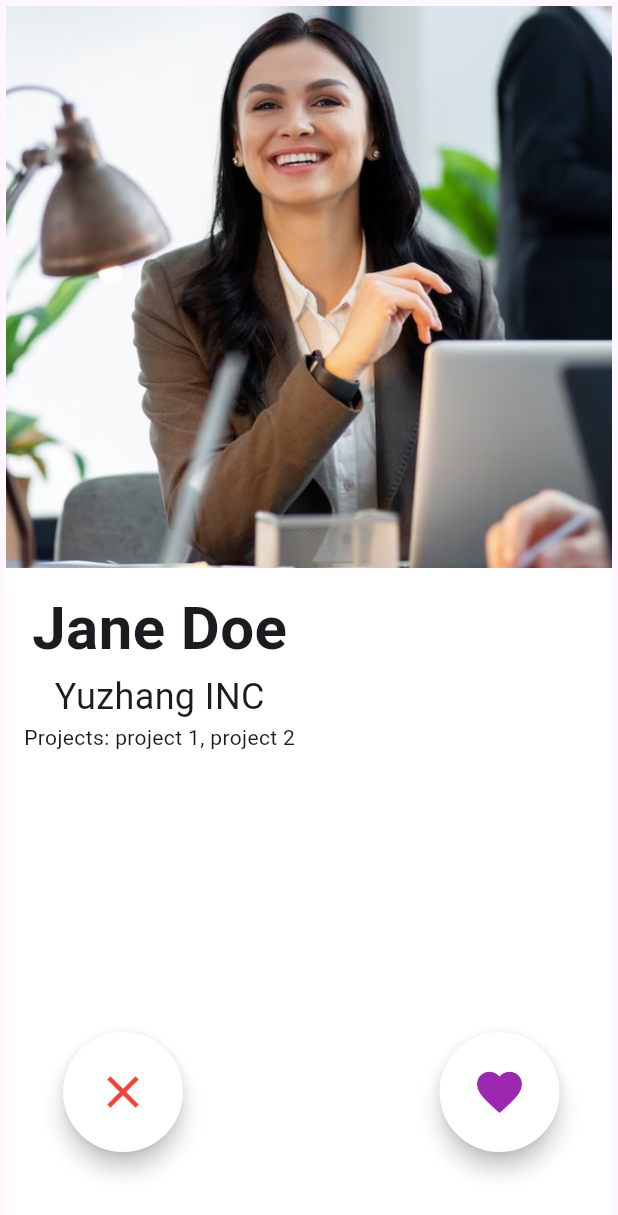
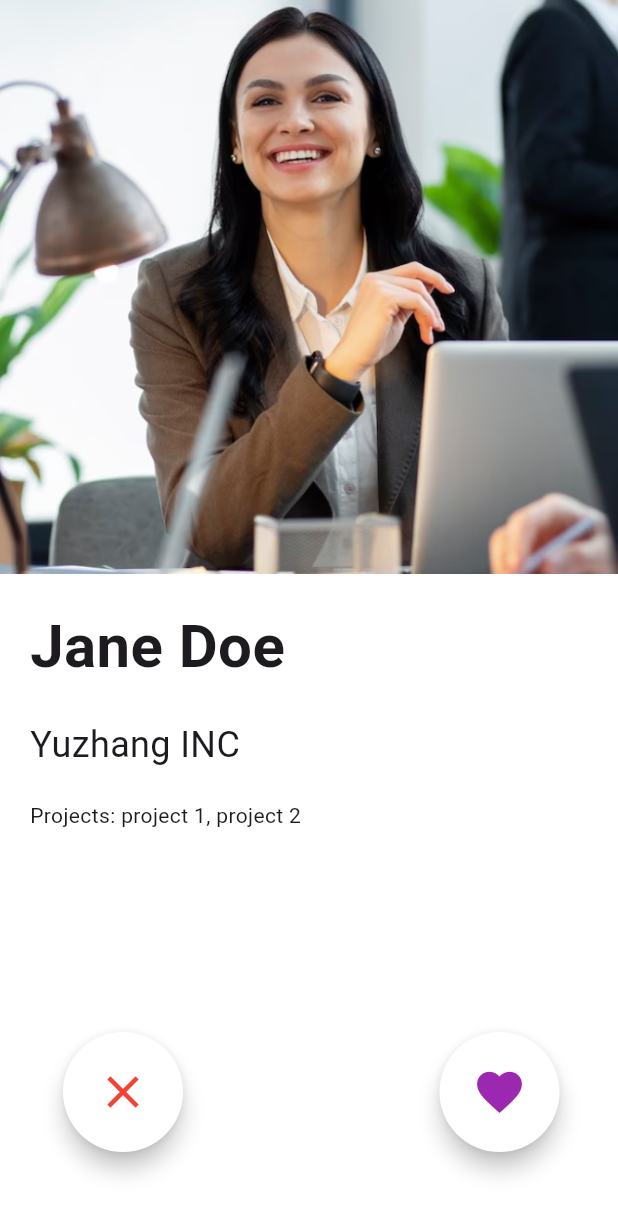
Before and after one commit to adipanda2002/devbuddy, a Flutter app: the screen it shows after launch, on a phone screen of 412 x 824 dp. Shown: the top 1215 px of the screen. Run offline on Flutter 3.47's test engine with Material 3 defaults, Android fonts, the phone set to English and light mode, and no system bars; missing offline and left inert: mongo_dart; generated files the repository leaves out were written again.

Commit message:
Fix tinder card

```diff
--- a/lib/main.dart
+++ b/lib/main.dart
@@ -1,4 +1,3 @@
-import 'package:devbuddy/mongodb.dart';
 import 'package:flutter/material.dart';
 
 import 'src/app.dart';
@@ -7,7 +6,7 @@ import 'src/settings/settings_service.dart';
 
 void main() async {
   WidgetsFlutterBinding.ensureInitialized();
-  await MongoDatabase.connect();
+  //await MongoDatabase.connect();
 
   // Set up the SettingsController, which will glue user settings to multiple
   // Flutter Widgets.
--- a/lib/src/tinder_card/tinder_card.dart
+++ b/lib/src/tinder_card/tinder_card.dart
@@ -1,19 +1,30 @@
-import 'package:flutter/cupertino.dart';
 import 'package:flutter/material.dart';
+import 'package:mongo_dart/mongo_dart.dart';
 
 class TinderCard extends StatelessWidget{
+  const TinderCard({super.key});
+
 
   @override
   Widget build(BuildContext context) {
     return Card.filled(
+      margin: EdgeInsets.zero,
       color: Color(0xffffffff),
+      child: Container(
+        width: double.infinity,
         child: Column(
           crossAxisAlignment: CrossAxisAlignment.start,
           children: [
-          Image.asset("assets/images/HiringManagerTest.png"),
+            SizedBox(
+              width: double.infinity,
+              child: Image.asset("assets/images/HiringManagerTest.png", fit: BoxFit.cover,),
+            ),
+
             Padding(
-            padding: EdgeInsets.all(12.0),
+              padding: EdgeInsets.all(20.0),
               child: Column(
+                spacing: 20.0,
+                  crossAxisAlignment: CrossAxisAlignment.start,
                   children: [
                     Text("Jane Doe", textAlign:TextAlign.left, style: const TextStyle(
                         fontWeight: FontWeight.bold,
@@ -21,11 +32,11 @@ class TinderCard extends StatelessWidget{
                     )),
                     Text("Yuzhang INC", style: TextStyle(fontSize: 24.0),),
                     Text("Projects: project 1, project 2")
-              ],
+                  ]
+              ),
             )
+        ])
       )
-        ],
-      ),
     );
   }
 }
--- a/lib/src/tinder_card/tinder_page.dart
+++ b/lib/src/tinder_card/tinder_page.dart
@@ -1,17 +1,19 @@
-import 'dart:developer';
 
-import 'package:flutter/cupertino.dart';
+import 'package:devbuddy/src/tinder_card/tinder_card.dart';
 import 'package:flutter/material.dart';
 
-import 'tinder_card.dart';
 
 
 class TinderPageView extends StatelessWidget {
+  const TinderPageView({super.key});
+
 
   @override
   Widget build(BuildContext context) {
     return Scaffold(
-      body: TinderCard(),
+      body: Container(
+        child: TinderCard()
+      ),
       floatingActionButton: Padding(
         padding: EdgeInsets.fromLTRB(50.0, 0.0, 15.0, 40.0),
         child: SizedBox(
```
Lines whose indentation alone changed are shown as unchanged.
